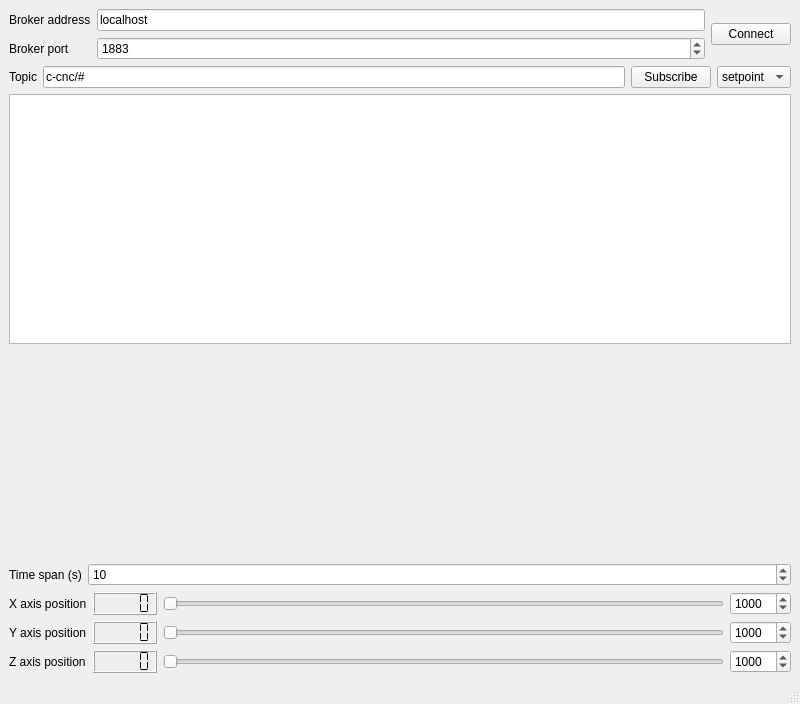
pbosetti/c-cnc_view, file mainwindow.ui: the form before one commit.
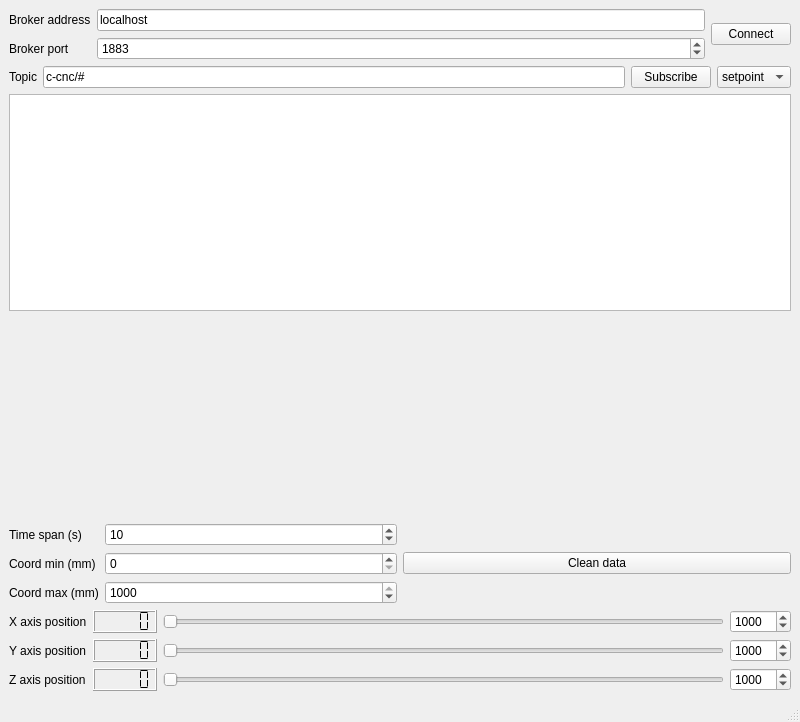
The form after the commit. Custom widgets are drawn as their Qt base class.

Diff of the .ui file:
```diff
--- a/mainwindow.ui
+++ b/mainwindow.ui
@@ -7,7 +7,7 @@
     <x>0</x>
     <y>0</y>
     <width>800</width>
-    <height>704</height>
+    <height>722</height>
    </rect>
   </property>
   <property name="windowTitle">
@@ -129,20 +129,29 @@
        </widget>
       </item>
       <item>
-       <widget class="QCustomPlot" name="plot" native="true"/>
+       <widget class="QCustomPlot" name="plot" native="true">
+        <property name="minimumSize">
+         <size>
+          <width>0</width>
+          <height>200</height>
+         </size>
+        </property>
+       </widget>
       </item>
      </layout>
     </item>
+    <item>
+     <layout class="QHBoxLayout" name="horizontalLayout">
     <item>
      <layout class="QFormLayout" name="formLayout_2">
-      <item row="0" column="0">
+        <item row="1" column="0">
        <widget class="QLabel" name="label_7">
         <property name="text">
          <string>Time span (s)</string>
         </property>
        </widget>
       </item>
-      <item row="0" column="1">
+        <item row="1" column="1">
        <widget class="QSpinBox" name="timeSpanBox">
         <property name="minimum">
          <number>5</number>
@@ -155,6 +164,56 @@
         </property>
        </widget>
       </item>
+        <item row="3" column="0">
+         <widget class="QLabel" name="label_8">
+          <property name="text">
+           <string>Coord max (mm)</string>
+          </property>
+         </widget>
+        </item>
+        <item row="2" column="0">
+         <widget class="QLabel" name="label_9">
+          <property name="text">
+           <string>Coord min (mm)</string>
+          </property>
+         </widget>
+        </item>
+        <item row="2" column="1">
+         <widget class="QSpinBox" name="coordMinBox">
+          <property name="maximum">
+           <number>1000</number>
+          </property>
+          <property name="singleStep">
+           <number>10</number>
+          </property>
+         </widget>
+        </item>
+        <item row="3" column="1">
+         <widget class="QSpinBox" name="coordMaxBox">
+          <property name="maximum">
+           <number>1000</number>
+          </property>
+          <property name="singleStep">
+           <number>10</number>
+          </property>
+          <property name="value">
+           <number>1000</number>
+          </property>
+         </widget>
+        </item>
+       </layout>
+      </item>
+      <item>
+       <layout class="QVBoxLayout" name="verticalLayout_3">
+        <item>
+         <widget class="QPushButton" name="pushButton">
+          <property name="text">
+           <string>Clean data</string>
+          </property>
+         </widget>
+        </item>
+       </layout>
+      </item>
      </layout>
     </item>
     <item>
```
Left out of the diff: 2 changed lines with no effect on the pictures. Lines whose indentation alone changed are shown as unchanged.
